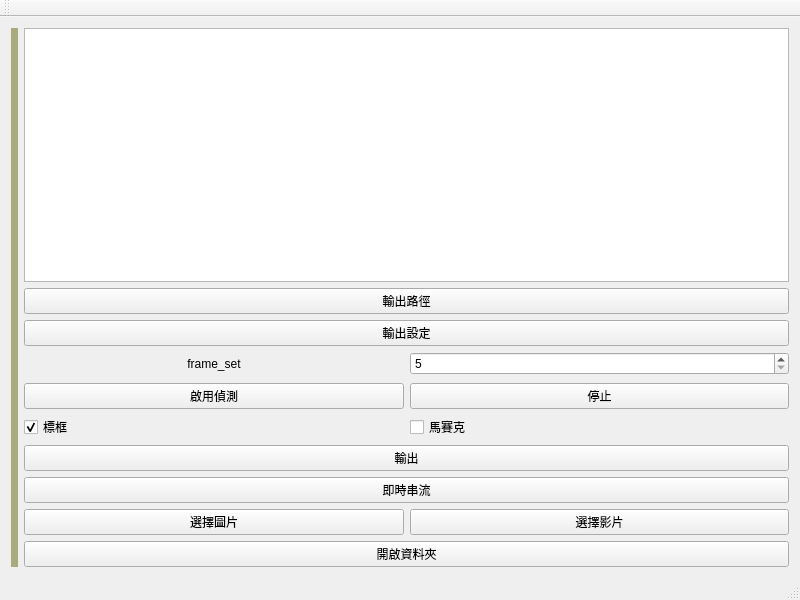
Old version of the form code/Qt_yolo_1/Qt_yolo_1.ui in the repository Acker404/yolo11_test.
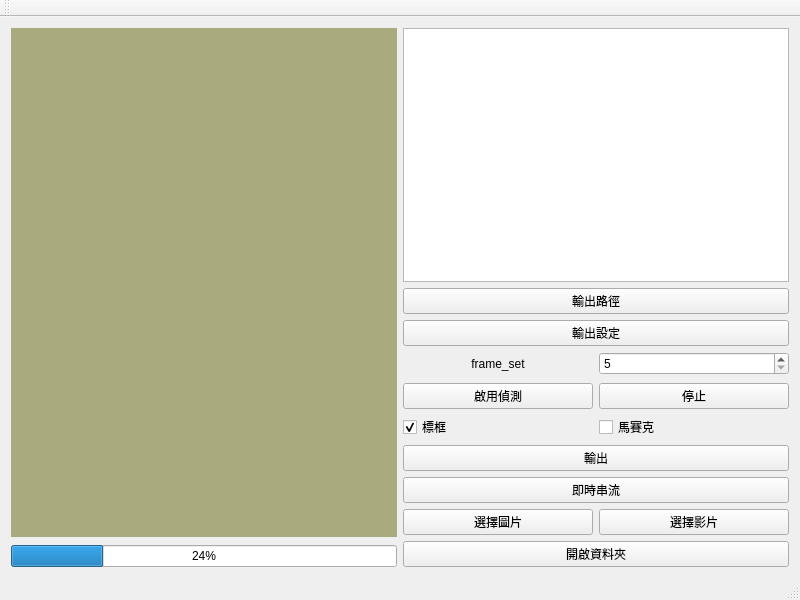
New version of the form.

Commit message: fux csv promble (chinese filename)

```diff
--- a/code/Qt_yolo_1/Qt_yolo_1.ui
+++ b/code/Qt_yolo_1/Qt_yolo_1.ui
@@ -51,6 +51,13 @@
         </property>
        </widget>
       </item>
+      <item>
+       <widget class="QProgressBar" name="progressBar_batch">
+        <property name="value">
+         <number>24</number>
+        </property>
+       </widget>
+      </item>
      </layout>
     </item>
     <item>
```
The commit also changes 1 other file.
